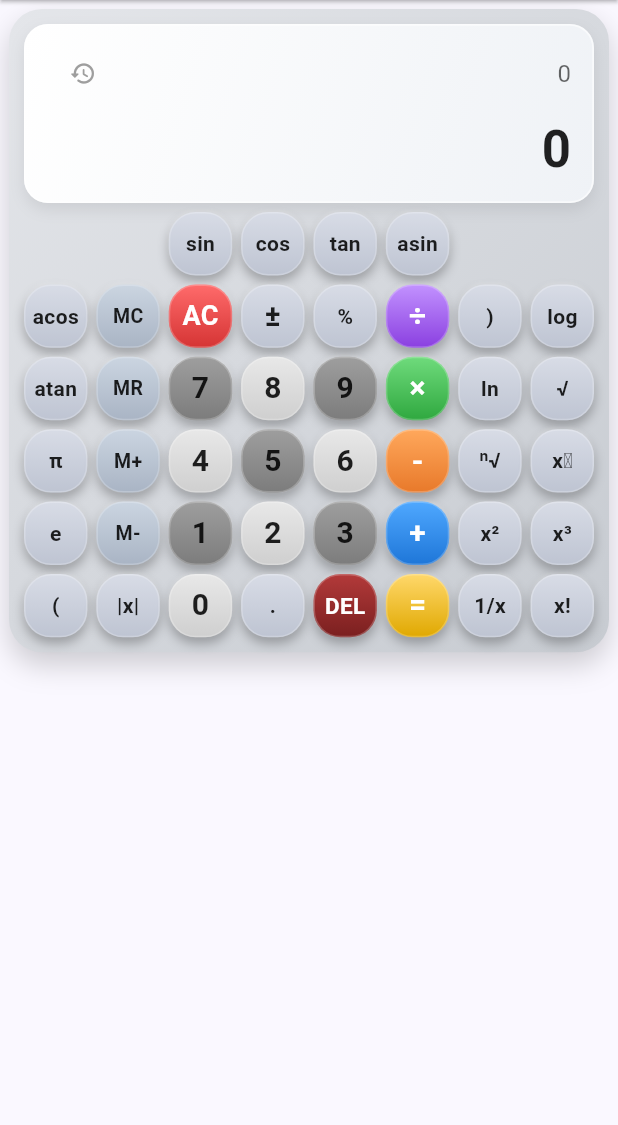
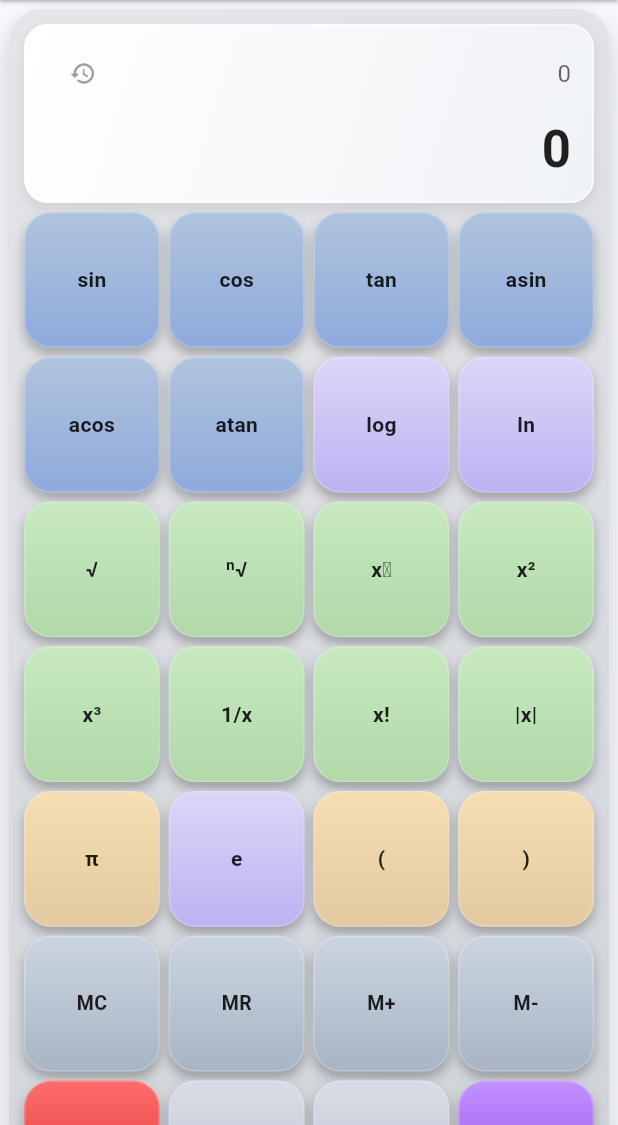
Before and after one commit to Appdeveloper365/OmniToolkit-app, a Flutter app: the CalculatorScreen screen opened directly, tab 2 chosen, on a phone screen of 412 x 824 dp, the part 111-1236 px from its top. Run offline on Flutter 3.47's test engine with Material 3 defaults, Android fonts, the phone set to English and light mode, and no system bars; our stand-ins replace cloud_functions, firebase_auth, firebase_core, flutter_riverpod, geolocator, just_audio and 7 more; accounts and stored records are empty; network calls fail.

Commit message:
Scientific calculator improvements

```diff
--- a/lib/modules/calculator/widgets/premium_calculator_button.dart
+++ b/lib/modules/calculator/widgets/premium_calculator_button.dart
@@ -15,6 +15,10 @@ enum CalcKeyRole {
   delete,
   function,
   memory,
+  scientificTrig,
+  scientificLog,
+  scientificPower,
+  scientificOther,
 }
 
 /// A single premium, touch-friendly calculator key: gradient fill, top
@@ -68,6 +72,14 @@ class _PremiumCalculatorButtonState extends State<PremiumCalculatorButton> {
         return isDark ? const [Color(0xFF565660), Color(0xFF3F3F48)] : const [Color(0xFFD8DCE6), Color(0xFFBEC4D2)];
       case CalcKeyRole.memory:
         return isDark ? const [Color(0xFF4A5568), Color(0xFF374151)] : const [Color(0xFFCBD5E1), Color(0xFFA9B4C4)];
+      case CalcKeyRole.scientificTrig:
+        return isDark ? const [Color(0xFF3D5A80), Color(0xFF293241)] : const [Color(0xFFB0C4DE), Color(0xFF8FAADC)];
+      case CalcKeyRole.scientificLog:
+        return isDark ? const [Color(0xFF5E548E), Color(0xFF483D67)] : const [Color(0xFFDCD6F7), Color(0xFFBDB2F2)];
+      case CalcKeyRole.scientificPower:
+        return isDark ? const [Color(0xFF386641), Color(0xFF2F5233)] : const [Color(0xFFC7E9C0), Color(0xFFB2D8AA)];
+      case CalcKeyRole.scientificOther:
+        return isDark ? const [Color(0xFF8B5E3C), Color(0xFF6F4A30)] : const [Color(0xFFF5DEB3), Color(0xFFE3C9A1)];
     }
   }
 
@@ -77,6 +89,10 @@ class _PremiumCalculatorButtonState extends State<PremiumCalculatorButton> {
       case CalcKeyRole.numberLight:
       case CalcKeyRole.function:
       case CalcKeyRole.memory:
+      case CalcKeyRole.scientificTrig:
+      case CalcKeyRole.scientificLog:
+      case CalcKeyRole.scientificPower:
+      case CalcKeyRole.scientificOther:
         return Theme.of(context).brightness == Brightness.dark ? Colors.white : Colors.black87;
       default:
         return Colors.white;
--- a/lib/modules/calculator/widgets/scientific_keypad.dart
+++ b/lib/modules/calculator/widgets/scientific_keypad.dart
@@ -6,14 +6,12 @@ import '../providers/calculator_provider.dart';
 import 'calculator_keypad_grid.dart';
 import 'premium_calculator_button.dart';
 
-/// Scientific controls wrap around the standard 4x5 number pad as a frame:
-/// a top row above the pad and two columns down each side, all in a single
-/// 8-column grid of equally sized keys so the whole calculator reads as one
-/// square block with the number pad at its center.
+/// Scientific controls are arranged as a portrait-oriented keypad.
+/// The layout consists of 6 rows of scientific functions above a standard 4x5
+/// number pad, resulting in a 4-column grid that fits mobile screens.
 ///
-/// The 24 scientific keys tile exactly as: 4 top + 10 left (2 cols x 5) +
-/// 10 right (2 cols x 5). The four top corner cells are left empty, keeping
-/// the frame symmetric.
+/// Scientific keys are color-coded by category (trigonometry, logarithms,
+/// powers, etc.) to be more distinctive.
 class ScientificKeypad extends ConsumerWidget {
   const ScientificKeypad({super.key});
 
@@ -22,10 +20,12 @@ class ScientificKeypad extends ConsumerWidget {
     final notifier = ref.read(calculatorSessionProvider.notifier);
     final service = ref.read(expressionServiceProvider);
 
-    CalcKeySpec f(String label, VoidCallback onTap, {double fontSize = 14}) =>
-        CalcKeySpec(label: label, role: CalcKeyRole.function, fontSize: fontSize, onTap: onTap);
+    CalcKeySpec s(String label, CalcKeyRole role, VoidCallback onTap, {double fontSize = 14}) =>
+        CalcKeySpec(label: label, role: role, fontSize: fontSize, onTap: onTap);
+    CalcKeySpec f(String label, VoidCallback onTap) =>
+        s(label, CalcKeyRole.function, onTap);
     CalcKeySpec m(String label, VoidCallback onTap) =>
-        CalcKeySpec(label: label, role: CalcKeyRole.memory, fontSize: 13, onTap: onTap);
+        s(label, CalcKeyRole.memory, onTap, fontSize: 13);
     // Number keys alternate Dark/Light starting with Dark on the 7-8-9 row,
     // matching the standard CalculatorKeypad. [padRow]/[padCol] are the key's
     // position inside the 4x5 number pad.
@@ -36,65 +36,73 @@ class ScientificKeypad extends ConsumerWidget {
 
     // 8 columns x 6 rows. `null` marks an empty corner cell.
     // Cols 2-5 hold the number pad (rows 1-5); the rest is the scientific frame.
-    final rows = <List<CalcKeySpec?>>[
+    final rows = <List<CalcKeySpec>>[
       [
-        null, null,
-        f('sin', () => notifier.applyUnary('sin', service.sinDeg)),
-        f('cos', () => notifier.applyUnary('cos', service.cosDeg)),
-        f('tan', () => notifier.applyUnary('tan', service.tanDeg)),
-        f('asin', () => notifier.applyUnary('asin', service.asinDeg)),
-        null, null,
+        s('sin', CalcKeyRole.scientificTrig, () => notifier.applyUnary('sin', service.sinDeg)),
+        s('cos', CalcKeyRole.scientificTrig, () => notifier.applyUnary('cos', service.cosDeg)),
+        s('tan', CalcKeyRole.scientificTrig, () => notifier.applyUnary('tan', service.tanDeg)),
+        s('asin', CalcKeyRole.scientificTrig, () => notifier.applyUnary('asin', service.asinDeg)),
       ],
       [
-        f('acos', () => notifier.applyUnary('acos', service.acosDeg)),
+        s('acos', CalcKeyRole.scientificTrig, () => notifier.applyUnary('acos', service.acosDeg)),
+        s('atan', CalcKeyRole.scientificTrig, () => notifier.applyUnary('atan', service.atanDeg)),
+        s('log', CalcKeyRole.scientificLog, () => notifier.applyUnary('log', service.log10)),
+        s('ln', CalcKeyRole.scientificLog, () => notifier.applyUnary('ln', service.ln)),
+      ],
+      [
+        s('√', CalcKeyRole.scientificPower, () => notifier.applyUnary('√', service.sqrtOf)),
+        s('ⁿ√', CalcKeyRole.scientificPower, () => notifier.input('^(1/')),
+        s('xʸ', CalcKeyRole.scientificPower, () => notifier.input('^')),
+        s('x²', CalcKeyRole.scientificPower, () => notifier.applyUnary('x²', service.square)),
+      ],
+      [
+        s('x³', CalcKeyRole.scientificPower, () => notifier.applyUnary('x³', service.cube)),
+        s('1/x', CalcKeyRole.scientificPower, () => notifier.applyUnary('1/x', service.reciprocal)),
+        s('x!', CalcKeyRole.scientificPower, () => notifier.applyUnary('x!', service.factorial)),
+        s('|x|', CalcKeyRole.scientificPower, () => notifier.applyUnary('|x|', service.absoluteValue)),
+      ],
+      [
+        s('π', CalcKeyRole.scientificOther, () => notifier.input('π')),
+        s('e', CalcKeyRole.scientificLog, () => notifier.input('e')),
+        s('(', CalcKeyRole.scientificOther, () => notifier.input('(')),
+        s(')', CalcKeyRole.scientificOther, () => notifier.input(')')),
+      ],
+      [
         m('MC', notifier.memoryClear),
+        m('MR', notifier.memoryRecall),
+        m('M+', notifier.memoryAdd),
+        m('M-', notifier.memorySubtract),
+      ],
+      [
         CalcKeySpec(label: 'AC', role: CalcKeyRole.clear, fontSize: 18, onTap: notifier.clearAll),
         CalcKeySpec(label: '±', role: CalcKeyRole.function, onTap: notifier.toggleSign),
-        f('%', () => notifier.input('%')),
+        s('%', CalcKeyRole.function, () => notifier.input('%')),
         CalcKeySpec(label: '÷', role: CalcKeyRole.divide, onTap: () => notifier.input('÷')),
-        f(')', () => notifier.input(')')),
-        f('log', () => notifier.applyUnary('log', service.log10)),
       ],
       [
-        f('atan', () => notifier.applyUnary('atan', service.atanDeg)),
-        m('MR', notifier.memoryRecall),
         num('7', 0, 0), num('8', 0, 1), num('9', 0, 2),
         CalcKeySpec(label: '×', role: CalcKeyRole.multiply, onTap: () => notifier.input('×')),
-        f('ln', () => notifier.applyUnary('ln', service.ln)),
-        f('√', () => notifier.applyUnary('√', service.sqrtOf)),
       ],
       [
-        f('π', () => notifier.input('π')),
-        m('M+', notifier.memoryAdd),
         num('4', 1, 0), num('5', 1, 1), num('6', 1, 2),
         CalcKeySpec(label: '-', role: CalcKeyRole.subtract, onTap: () => notifier.input('-')),
-        f('ⁿ√', () => notifier.input('^(1/')),
-        f('xʸ', () => notifier.input('^')),
       ],
       [
-        f('e', () => notifier.input('e')),
-        m('M-', notifier.memorySubtract),
         num('1', 2, 0), num('2', 2, 1), num('3', 2, 2),
         CalcKeySpec(label: '+', role: CalcKeyRole.add, onTap: () => notifier.input('+')),
-        f('x²', () => notifier.applyUnary('x²', service.square)),
-        f('x³', () => notifier.applyUnary('x³', service.cube)),
       ],
       [
-        f('(', () => notifier.input('(')),
-        f('|x|', () => notifier.applyUnary('|x|', service.absoluteValue)),
         num('0', 3, 0),
-        f('.', () => notifier.input('.')),
+        s('.', CalcKeyRole.function, () => notifier.input('.')),
         CalcKeySpec(label: 'DEL', role: CalcKeyRole.delete, fontSize: 15, onTap: notifier.backspace),
         CalcKeySpec(label: '=', role: CalcKeyRole.equals, onTap: notifier.equals),
-        f('1/x', () => notifier.applyUnary('1/x', service.reciprocal)),
-        f('x!', () => notifier.applyUnary('x!', service.factorial)),
       ],
     ];
 
-    const columns = 8;
+    const columns = 4;
     const spacing = 6.0;
-    const maxWidth = 560.0;
-    const minCellSize = 38.0;
+    const maxWidth = 400.0;
+    const minCellSize = 50.0;
 
     return Center(
       child: LayoutBuilder(
@@ -120,15 +128,13 @@ class ScientificKeypad extends ConsumerWidget {
                         SizedBox(
                           width: cellSize,
                           height: cellSize,
-                          child: rows[r][c] == null
-                              ? null
-                              : PremiumCalculatorButton(
-                                  label: rows[r][c]!.label,
-                                  role: rows[r][c]!.role,
-                                  fontSize: rows[r][c]!.fontSize,
-                                  semanticsLabel: rows[r][c]!.semanticsLabel,
-                                  onTap: rows[r][c]!.onTap,
-                                ),
+                          child: PremiumCalculatorButton(
+                            label: rows[r][c].label,
+                            role: rows[r][c].role,
+                            fontSize: rows[r][c].fontSize,
+                            semanticsLabel: rows[r][c].semanticsLabel,
+                            onTap: rows[r][c].onTap,
+                          ),
                         ),
                       ],
                     ],
```
